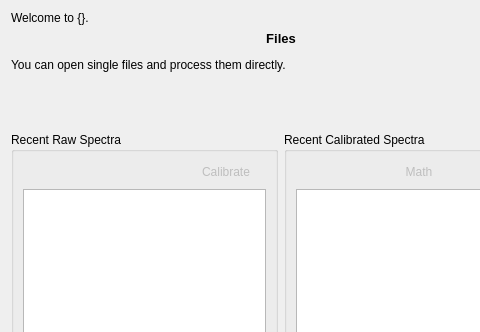
This is ui/homepage.ui in GuLinux/PySpectrum as Qt 5 draws it before an edit; both pictures show x 0 to 480 and y 0 to 332 of the 859 by 585 pixel window. The edited form follows.
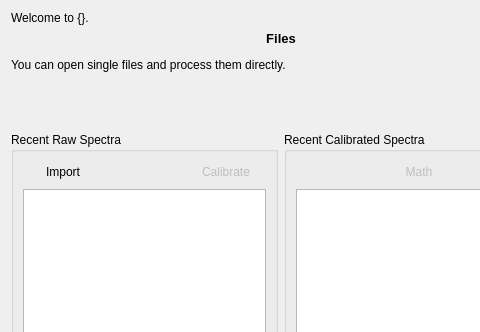
This is the edited form. Icons and pictures are not drawn.

Commit message: Import image pick refactoring

```diff
--- a/ui/homepage.ui
+++ b/ui/homepage.ui
@@ -70,6 +70,20 @@
         <property name="spacing">
          <number>0</number>
         </property>
+        <item>
+         <widget class="QPushButton" name="import_image">
+          <property name="text">
+           <string>Import</string>
+          </property>
+          <property name="icon">
+           <iconset resource="../resources/resources.qrc">
+            <normaloff>:/image_20.png</normaloff>:/image_20.png</iconset>
+          </property>
+          <property name="flat">
+           <bool>true</bool>
+          </property>
+         </widget>
+        </item>
         <item>
          <spacer name="horizontalSpacer">
           <property name="orientation">
```
The commit also changes 5 other files.
